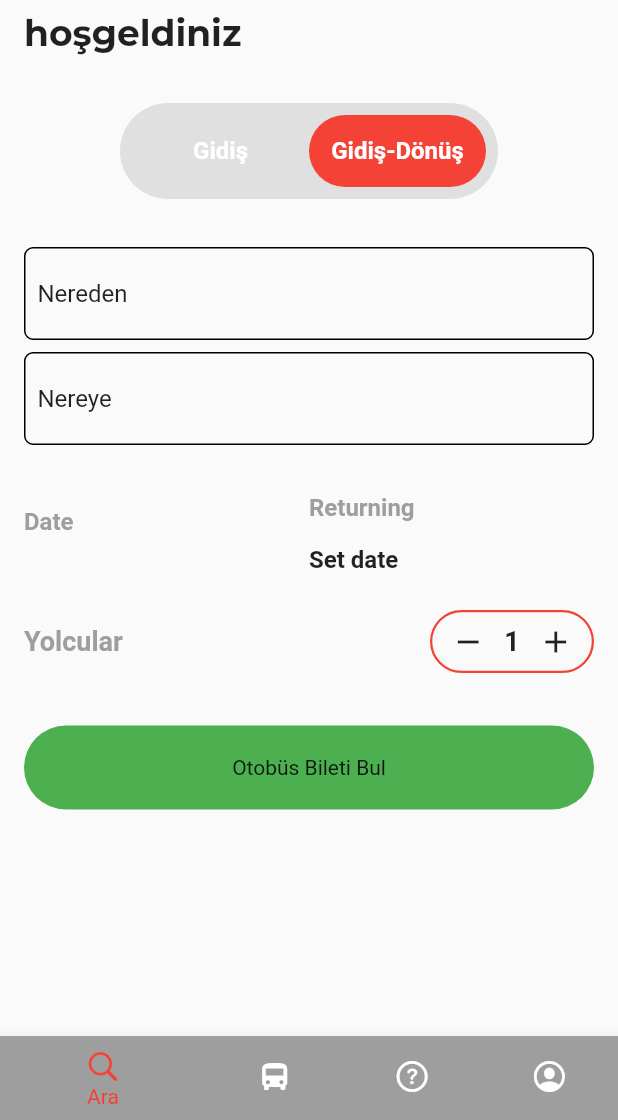
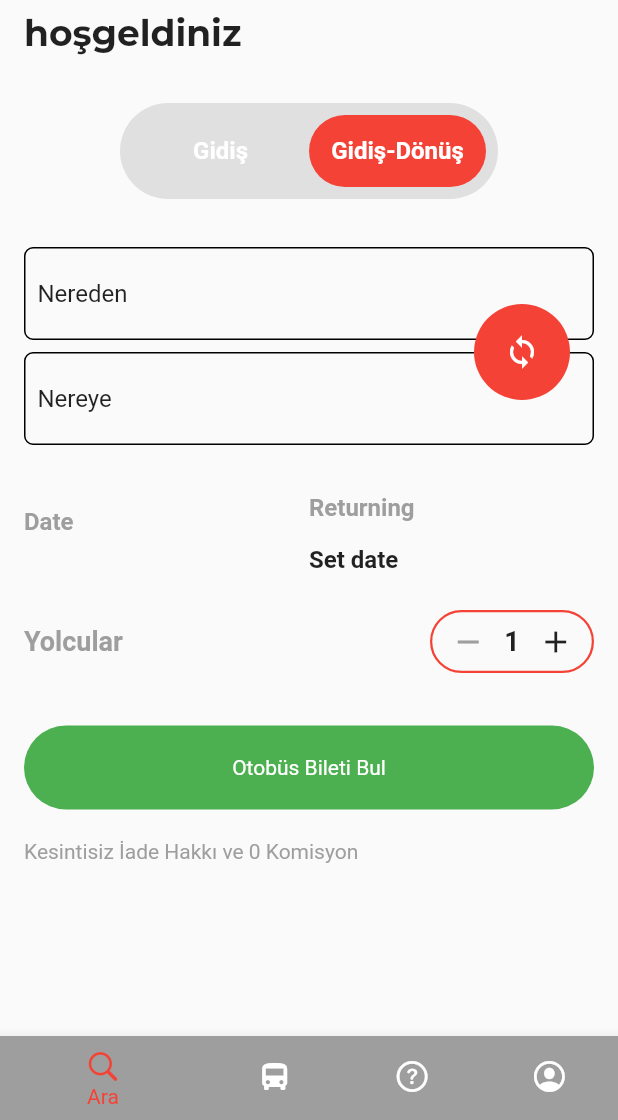
Before and after one commit to SDU-Bilgisayar-Muhendisligi/bitiklabilet, a Flutter app: the screen it shows after launch, after a tap on the "remove" icon, on a phone screen of 412 x 824 dp, the part 116-1236 px from its top. Run offline on Flutter 3.47's test engine with Material 2 defaults, Android fonts, the phone set to English and light mode, and no system bars; our stand-ins replace flutter_riverpod, google_fonts.

Commit message:
Update ara.dart

```diff
--- a/lib/view/ara/ara.dart
+++ b/lib/view/ara/ara.dart
@@ -12,10 +12,14 @@ class Ara extends StatefulWidget {
 
 class _AraState extends State<Ara>{
   bool tripType=false;
+  int _counter=0;
+  TextEditingController _neredenTec=TextEditingController();
+  TextEditingController _nereyeTec=TextEditingController();
   @override
   Widget build(BuildContext context){
     return Padding(
       padding: const EdgeInsets.fromLTRB(16, 48, 16, 16),
+      child:SingleChildScrollView(
       child: Column(
       crossAxisAlignment: CrossAxisAlignment.start,
        children: [
@@ -117,7 +121,18 @@ class _AraState extends State<Ara>{
           ),
         ),
         ),
-
+         Container(
+           height: 140,
+           child: Stack(
+             children: [
+               Positioned(
+                 left:0,
+                 right: 0,
+                 bottom: 0,
+                 top: 0,
+                child:Column(
+                  mainAxisAlignment: MainAxisAlignment.center,
+                 children: [
                    Container(
                      margin: EdgeInsets.only(bottom: 8),
                      decoration: BoxDecoration(
@@ -134,6 +149,7 @@ class _AraState extends State<Ara>{
                          ),
                          Expanded(
                              child: TextField(
+                               controller: _neredenTec,
                                  style: TextStyle(
                                    fontSize: 24,
                                    fontWeight: FontWeight.bold,
@@ -150,11 +166,12 @@ class _AraState extends State<Ara>{
                      margin: EdgeInsets.only(bottom: 8),
                      decoration: BoxDecoration(
                          border: Border.all(),
-               borderRadius: BorderRadius.circular(6)),
+                         borderRadius: BorderRadius.circular(6)
+                     ),
                      padding: EdgeInsets.symmetric(horizontal: 8,vertical: 4
                      ),
                      child: Row(
-             children: const [
+                       children: [
                          Text("Nereye",
                              style: TextStyle(
                                fontSize: 16,
@@ -163,6 +180,7 @@ class _AraState extends State<Ara>{
                          SizedBox(width: 14),
                          Expanded(
                              child: TextField(
+                               controller: _nereyeTec,
                                  style: TextStyle(
                                    fontSize: 24,
                                    fontWeight: FontWeight.bold,
@@ -171,6 +189,36 @@ class _AraState extends State<Ara>{
                                    border: InputBorder.none,
                                  )
                              )
+                         ),
+                       ],
+                     ),
+                   ),
+                 ],
+               )
+               ),
+               Positioned(
+                 right: 16,
+                   bottom: 16,
+                   top: 16,
+                   child: GestureDetector(
+                     onTap: (){
+                       setState(() {
+                         final tmpText=_neredenTec.text;
+                         _neredenTec.text=_nereyeTec.text;
+                         _nereyeTec.text=tmpText;
+                       });
+                       },
+                   child:const Center(
+                   child: CircleAvatar(
+                     radius: 32,
+                     backgroundColor: Colors.red,
+                     foregroundColor: Colors.white,
+                     child: Icon(
+                       Icons.sync,
+                     ),
+                   ),
+               ),
+               ),
                ),
              ],
            ),
@@ -221,7 +269,7 @@ class _AraState extends State<Ara>{
                Row(
                  mainAxisAlignment: MainAxisAlignment.spaceBetween,
                  children: [
-                 Text("Yolcular",
+                 const Text("Yolcular",
                    style: TextStyle(
                      fontWeight: FontWeight.bold,
                      fontSize: 18,
@@ -239,13 +287,27 @@ class _AraState extends State<Ara>{
                   ),
                      child: Row(
                          children: [
-                         IconButton(onPressed: (){} , icon: Icon(Icons.remove)),
-                        Text("1",
-                          style: TextStyle(
+                         IconButton(
+                             onPressed: (){
+                               _counter--;
+                               if(_counter<=1) _counter=1;
+                               setState(() {
+
+                               });
+                             } ,
+                             icon: Icon(Icons.remove,
+                             color: _counter==1 ? Colors.grey : Colors.black,
+                             )),
+                        Text("$_counter",
+                          style:const TextStyle(
                             fontSize: 18,
                             fontWeight: FontWeight.bold,
                           )),
-                        IconButton(onPressed: (){} ,
+                        IconButton(onPressed: (){
+                          setState(() {
+                            _counter++;
+                          });
+                        } ,
                             icon: Icon(Icons.add,
                             ),
                         ),
@@ -264,13 +326,24 @@ class _AraState extends State<Ara>{
            child:Row(
              mainAxisAlignment: MainAxisAlignment.center,
              children: [
-               Text("Otobüs Bileti Bul")
+               Text("Otobüs Bileti Bul",
+               style: TextStyle(
+                 color: Colors.white,
+               ),)
              ],
            ) ,
-         )
+         ),
+         SizedBox(height: 20),
+         Text("Kesintisiz İade Hakkı ve 0 Komisyon",
+         style: TextStyle(
+           color: Colors.grey[500]
+         ),)
       ],
 
     ),
+      ),
     );
+
   }
+
 }
```
Lines whose indentation alone changed are shown as unchanged.
